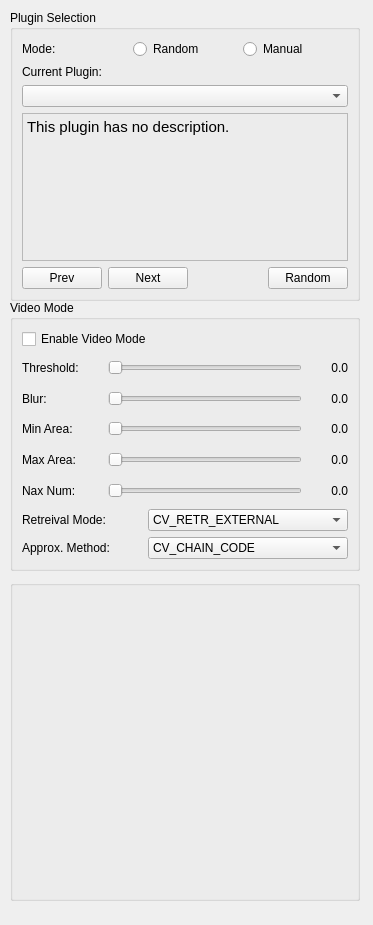
This is lux/panels/PluginPanel.ui in broxtronix/Fiat-Lux as Qt 5 draws it before an edit. The edited form follows.
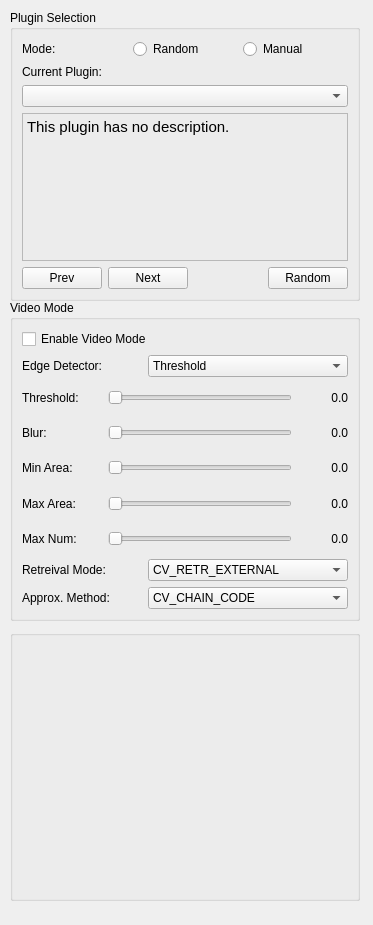
This is the edited form.

```diff
--- a/lux/panels/PluginPanel.ui
+++ b/lux/panels/PluginPanel.ui
@@ -184,9 +184,9 @@
    <property name="geometry">
     <rect>
      <x>10</x>
-     <y>580</y>
+     <y>630</y>
      <width>350</width>
-     <height>321</height>
+     <height>271</height>
     </rect>
    </property>
    <property name="sizePolicy">
@@ -226,7 +226,7 @@
      <x>10</x>
      <y>300</y>
      <width>350</width>
-     <height>271</height>
+     <height>321</height>
     </rect>
    </property>
    <property name="sizePolicy">
@@ -260,6 +260,48 @@
         </property>
        </widget>
       </item>
+      <item>
+       <layout class="QHBoxLayout" name="horizontalLayout_9">
+        <item>
+         <widget class="QLabel" name="label_5">
+          <property name="minimumSize">
+           <size>
+            <width>120</width>
+            <height>0</height>
+           </size>
+          </property>
+          <property name="maximumSize">
+           <size>
+            <width>120</width>
+            <height>16777215</height>
+           </size>
+          </property>
+          <property name="text">
+           <string>Edge Detector:</string>
+          </property>
+         </widget>
+        </item>
+        <item>
+         <widget class="QComboBox" name="edgeSelection">
+          <item>
+           <property name="text">
+            <string>Threshold</string>
+           </property>
+          </item>
+          <item>
+           <property name="text">
+            <string>Adaptive Threshold</string>
+           </property>
+          </item>
+          <item>
+           <property name="text">
+            <string>Canny</string>
+           </property>
+          </item>
+         </widget>
+        </item>
+       </layout>
+      </item>
       <item>
        <layout class="QHBoxLayout" name="horizontalLayout_18">
         <item>
@@ -298,13 +340,13 @@
           </property>
           <property name="minimumSize">
            <size>
-            <width>40</width>
+            <width>50</width>
             <height>0</height>
            </size>
           </property>
           <property name="maximumSize">
            <size>
-            <width>40</width>
+            <width>50</width>
             <height>16777215</height>
            </size>
           </property>
@@ -350,13 +392,13 @@
           </property>
           <property name="minimumSize">
            <size>
-            <width>40</width>
+            <width>50</width>
             <height>0</height>
            </size>
           </property>
           <property name="maximumSize">
            <size>
-            <width>40</width>
+            <width>50</width>
             <height>16777215</height>
            </size>
           </property>
@@ -402,13 +444,13 @@
           </property>
           <property name="minimumSize">
            <size>
-            <width>40</width>
+            <width>50</width>
             <height>0</height>
            </size>
           </property>
           <property name="maximumSize">
            <size>
-            <width>40</width>
+            <width>50</width>
             <height>16777215</height>
            </size>
           </property>
@@ -454,13 +496,13 @@
           </property>
           <property name="minimumSize">
            <size>
-            <width>40</width>
+            <width>50</width>
             <height>0</height>
            </size>
           </property>
           <property name="maximumSize">
            <size>
-            <width>40</width>
+            <width>50</width>
             <height>16777215</height>
            </size>
           </property>
@@ -485,7 +527,7 @@
            </size>
           </property>
           <property name="text">
-           <string>Nax Num:</string>
+           <string>Max Num:</string>
           </property>
          </widget>
         </item>
@@ -506,13 +548,13 @@
           </property>
           <property name="minimumSize">
            <size>
-            <width>40</width>
+            <width>50</width>
             <height>0</height>
            </size>
           </property>
           <property name="maximumSize">
            <size>
-            <width>40</width>
+            <width>50</width>
             <height>16777215</height>
            </size>
           </property>
```
